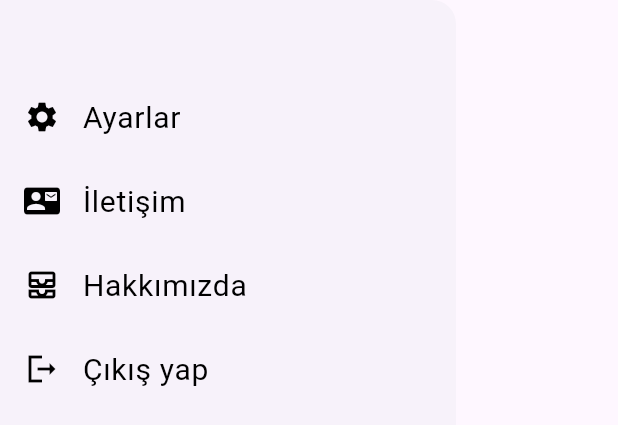
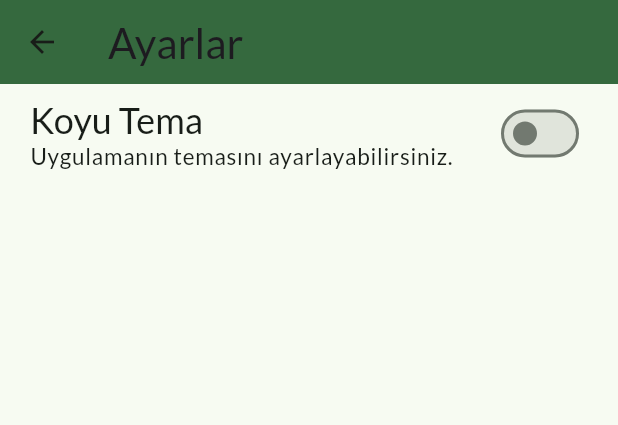
Before and after one commit to ahmetakdmrrr/Tshirt-App, a Flutter app: the Menu widget shown alone on an empty page, opened directly, after a tap on "Ayarlar", on a phone screen of 412 x 824 dp. Shown: the top 425 px of the screen. Run offline on Flutter 3.47's test engine with Material 3 defaults, Android fonts, the light colour scheme and no system bars; our stand-ins replace flutter_bloc, google_fonts; accounts and stored records are empty; network calls fail.

Commit message:
Settings and Dark Mode added.

```diff
--- /dev/null
+++ b/lib/blocs/theme_bloc.dart
@@ -0,0 +1,52 @@
+import 'package:flutter/material.dart';
+import 'package:flutter_bloc/flutter_bloc.dart';
+import 'package:google_fonts/google_fonts.dart';
+
+abstract class ThemeEvent {}
+
+class SetLightTheme extends ThemeEvent {}
+
+class SetDarkTheme extends ThemeEvent {}
+
+abstract class ThemeState {
+  ThemeData get themeData;
+}
+
+class LightThemeState extends ThemeState {
+  @override
+  ThemeData get themeData => ThemeData(
+    useMaterial3: true,
+    colorScheme: ColorScheme.fromSeed(
+      brightness: Brightness.light,
+      seedColor: Colors.green[200]!,
+    ),
+    textTheme: GoogleFonts.latoTextTheme(
+      ThemeData(brightness: Brightness.light).textTheme,
+    ),
+  );
+}
+
+class DarkThemeState extends ThemeState {
+  @override
+  ThemeData get themeData => ThemeData(
+    useMaterial3: true,
+    colorScheme: ColorScheme.fromSeed(
+      brightness: Brightness.dark,
+      seedColor: Colors.green[200]!,
+    ),
+    textTheme: GoogleFonts.latoTextTheme(
+      ThemeData(brightness: Brightness.dark).textTheme,
+    ),
+  );
+}
+
+class ThemeBloc extends Bloc<ThemeEvent, ThemeState> {
+  ThemeBloc() : super(LightThemeState()) {
+    on<SetLightTheme>((event, emit) {
+      emit(LightThemeState());
+    });
+    on<SetDarkTheme>((event, emit) {
+      emit(DarkThemeState());
+    });
+  }
+}
--- a/lib/data.api/t_shirt_api.dart
+++ b/lib/data.api/t_shirt_api.dart
@@ -2,6 +2,7 @@ import 'package:http/http.dart' as http;
 
 class TshirtsApi {
   static Future getproduct() {
-    return http.get("http://10.0.2.2:3000/products" as Uri);
+    final Uri url = Uri.parse("http://10.0.2.2:3000/products");
+    return http.get(url);
   }
 }
--- a/lib/main.dart
+++ b/lib/main.dart
@@ -1,5 +1,7 @@
 import 'package:flutter/material.dart';
-import 'package:t_shirt_app/screens/app_Screen.dart';
+import 'package:flutter_bloc/flutter_bloc.dart';
+import 'package:t_shirt_app/blocs/theme_bloc.dart';
+import 'package:t_shirt_app/screens/app_screen.dart';
 import 'package:t_shirt_app/screens/login_screen.dart';
 import 'package:t_shirt_app/screens/cart_screen.dart';
 
@@ -9,9 +11,15 @@ void main() {
 
 class MyApp extends StatelessWidget {
   const MyApp({super.key});
+
   @override
   Widget build(BuildContext context) {
+    return BlocProvider(
+      create: (context) => ThemeBloc(),
+      child: BlocBuilder<ThemeBloc, ThemeState>(
+        builder: (context, themeState) {
           return MaterialApp(
+            theme: themeState.themeData,
             routes: {
               "/": (BuildContext context) => const AppScreen(),
               "/login": (BuildContext context) => const LoginPage(),
@@ -19,5 +27,8 @@ class MyApp extends StatelessWidget {
             },
             initialRoute: "/login",
           );
+        },
+      ),
+    );
   }
 }
--- a/lib/screens/app_Screen.dart
+++ b/lib/screens/app_Screen.dart
@@ -1,10 +1,12 @@
 import 'package:flutter/material.dart';
 import 'package:t_shirt_app/screens/about_us_Screen.dart';
 import 'package:t_shirt_app/screens/cart_screen.dart';
+import 'package:t_shirt_app/screens/login_screen.dart';
 import 'package:t_shirt_app/screens/profile_screen.dart';
+import 'package:t_shirt_app/screens/settings_screen.dart';
 import 'package:t_shirt_app/widgets/menu/menu.dart';
+import 'package:t_shirt_app/widgets/navigation_menu.dart/navigation_menu.dart';
 import 'package:t_shirt_app/widgets/t_shirt_card.dart';
-import 'package:t_shirt_app/widgets/navigation_menu.dart/navigation_menu.dart';
 
 class AppScreen extends StatefulWidget {
   const AppScreen({super.key});
@@ -25,27 +27,30 @@ class _AppScreenState extends State<AppScreen> {
   Widget _selectedScreen() {
     switch (_selectedIndex) {
       case 0:
-        return const Text('ahmet'); // 'Ekle' ekranı
+        return const Text('Ekle'); // 'Ekle' ekranı
       case 1:
-        return  TshirtCard(); // 'Ana Sayfa' ekranı
+        return const TshirtCard(); // 'Ana Sayfa' ekranı
       case 2:
         return const CartScreen(); // 'Sepet' ekranı
       case 3:
-        return const Profile();
+        return const Profile(); // 'Profil' ekranı
       case 4:
-        return const AboutUs();
+        return const AboutUs(); // 'Hakkımızda' ekranı
       default:
-        return const Text('a'); // Varsayılan ekran
+        return const Text('Varsayılan Ekran'); // Varsayılan ekran
     }
   }
 
   @override
   Widget build(BuildContext context) {
+    final theme = Theme.of(context);
+
     return Scaffold(
       appBar: AppBar(
-        title: const Text('Tişört Mağazam'),
+        title: const Text('T-shirt app'),
         centerTitle: true,
-        backgroundColor: Colors.green[200],
+        backgroundColor: theme
+            .colorScheme.primaryContainer, // Temanın arka plan rengini kullan
       ),
       drawer: const Menu(),
       body: Center(
--- /dev/null
+++ b/lib/screens/settings_screen.dart
@@ -0,0 +1,70 @@
+import 'package:flutter/material.dart';
+import 'package:flutter_bloc/flutter_bloc.dart';
+import 'package:t_shirt_app/blocs/theme_bloc.dart';
+
+class SettingsScreen extends StatefulWidget {
+  const SettingsScreen({super.key});
+
+  @override
+  State<SettingsScreen> createState() => _SettingsScreenState();
+}
+
+class _SettingsScreenState extends State<SettingsScreen> {
+  late bool _themeSet;
+
+  @override
+  void initState() {
+    super.initState();
+    _themeSet = context.read<ThemeBloc>().state is DarkThemeState;
+  }
+
+  @override
+  Widget build(BuildContext context) {
+    final ThemeData theme = Theme.of(context);
+
+    return Scaffold(
+      appBar: AppBar(
+        title: Text(
+          'Ayarlar',
+          style: theme.textTheme.headlineMedium,
+        ),
+        backgroundColor: theme.colorScheme.primary,
+      ),
+      body: Center(
+        child: Column(
+          children: [
+            SwitchListTile(
+              value: _themeSet,
+              onChanged: (isChecked) {
+                setState(() {
+                  _themeSet = isChecked;
+                  if (_themeSet) {
+                    context.read<ThemeBloc>().add(SetDarkTheme());
+                  } else {
+                    context.read<ThemeBloc>().add(SetLightTheme());
+                  }
+                });
+              },
+              title: Text(
+                'Koyu Tema',
+                style: theme.textTheme.titleLarge!.copyWith(
+                  color: theme.colorScheme.onSurface,
+                  fontSize: 24,
+                ),
+              ),
+              subtitle: Text(
+                'Uygulamanın temasını ayarlayabilirsiniz.',
+                style: theme.textTheme.labelMedium!.copyWith(
+                  color: theme.colorScheme.onSurface,
+                  fontSize: 15,
+                ),
+              ),
+              activeColor: theme.colorScheme.secondary,
+              contentPadding: const EdgeInsets.only(left: 20, right: 22),
+            ),
+          ],
+        ),
+      ),
+    );
+  }
+}
--- a/lib/widgets/menu/menu.dart
+++ b/lib/widgets/menu/menu.dart
@@ -1,90 +1,94 @@
 import 'package:flutter/material.dart';
 import 'package:t_shirt_app/screens/about_us_Screen.dart';
 import 'package:t_shirt_app/screens/login_screen.dart';
+import 'package:t_shirt_app/screens/settings_screen.dart';
 
-class Menu extends StatefulWidget {
+class Menu extends StatelessWidget {
   const Menu({super.key});
-  @override
-  State<StatefulWidget> createState() {
-    return _MenuState();
-  }
-}
 
-class _MenuState extends State<Menu> {
   @override
   Widget build(BuildContext context) {
+    final theme = Theme.of(context);
+
+    final isDarkMode = theme.brightness == Brightness.dark;
+    final textColor = isDarkMode
+        ? theme.colorScheme.onBackground
+        : theme.colorScheme.onSurface;
+    final iconColor =
+        isDarkMode ? theme.colorScheme.onBackground : theme.colorScheme.primary;
+    final tileColor =
+        isDarkMode ? theme.colorScheme.surface : theme.colorScheme.background;
+
     return Drawer(
+      backgroundColor: theme.colorScheme.background,
       child: ListView(
         padding: EdgeInsets.zero,
         children: [
           const Padding(padding: EdgeInsets.symmetric(vertical: 25)),
           ListTile(
-              title: const Row(
-                children: [
-                  Icon(Icons.settings, color: Colors.black),
-                  SizedBox(
-                    width: 15,
+            tileColor: tileColor,
+            leading: Icon(Icons.settings, color: iconColor),
+            title: Text(
+              'Ayarlar',
+              style: TextStyle(
+                fontSize: 20,
+                color: textColor,
               ),
-                  Text(
-                    'Ayarlar',
-                    style: TextStyle(fontSize: 20, color: Colors.black),
-                  )
-                ],
             ),
-              onTap: () {}),
+            onTap: () {
+              Navigator.of(context).push(
+                MaterialPageRoute(
+                  builder: (ctx) => const SettingsScreen(),
+                ),
+              );
+            },
+          ),
           ListTile(
-              title: const Row(
-                children: [
-                  Icon(Icons.contact_mail_rounded, color: Colors.black),
-                  SizedBox(
-                    width: 15,
+            tileColor: tileColor,
+            leading: Icon(Icons.contact_mail_rounded, color: iconColor),
+            title: Text(
+              'iletis im',
+              style: TextStyle(
+                fontSize: 20,
+                color: textColor,
               ),
-                  Text(
-                    'İletişim',
-                    style: TextStyle(fontSize: 20, color: Colors.black),
-                  )
-                ],
             ),
-              onTap: () {}),
+            onTap: () {},
+          ),
           ListTile(
-              title: const Row(
-                children: [
-                  Icon(Icons.all_inbox_outlined, color: Colors.black),
-                  SizedBox(
-                    width: 15,
+            tileColor: tileColor,
+            leading: Icon(Icons.all_inbox_outlined, color: iconColor),
+            title: Text(
+              'Hakkımızda',
+              style: TextStyle(
+                fontSize: 20,
+                color: textColor,
               ),
-                  Text(
-                    'Hakkımızda',
-                    style: TextStyle(fontSize: 20, color: Colors.black),
-                  )
-                ],
             ),
             onTap: () {
               Navigator.pushReplacement(
                 context,
                 MaterialPageRoute(builder: (context) => const AboutUs()),
               );
-              }),
+            },
+          ),
           ListTile(
-              title: const Row(
-                children: [
-                  Icon(Icons.logout_sharp, color: Colors.black),
-                  SizedBox(
-                    width: 15,
+            tileColor: tileColor,
+            leading: Icon(Icons.logout_sharp, color: iconColor),
+            title: Text(
+              'Çıkıs yap',
+              style: TextStyle(
+                fontSize: 20,
+                color: textColor,
               ),
-                  Text(
-                    'Çıkış yap',
-                    style: TextStyle(fontSize: 20, color: Colors.black),
-                  )
-                ],
             ),
             onTap: () {
               showDialog(
                 context: context,
                 builder: (BuildContext context) => AlertDialog(
                   title: const Text('Çıkış yap ?'),
-                          content: const Text(
-                              'Çıkış yapmak istediğinize emin misiniz ?'),
+                  content:
+                      const Text('Çıkış yapmak istediğinize emin misiniz ?'),
                   actions: [
                     TextButton(
                       onPressed: () => Navigator.pop(context, 'Cancel'),
@@ -99,8 +103,10 @@ class _MenuState extends State<Menu> {
                       child: const Text('OK'),
                     ),
                   ],
-                        ));
-              }),
+                ),
+              );
+            },
+          ),
         ],
       ),
     );
--- a/lib/widgets/navigation_menu.dart/navigation_menu.dart
+++ b/lib/widgets/navigation_menu.dart/navigation_menu.dart
@@ -17,25 +17,28 @@ class NavigationMenu extends StatefulWidget {
 class _NavigationMenuState extends State<NavigationMenu> {
   @override
   Widget build(BuildContext context) {
+    final theme = Theme.of(context);
+
     return NavigationBar(
-      backgroundColor: const Color.fromARGB(255, 210, 255, 211),
+      backgroundColor: theme.colorScheme.background,
       selectedIndex: widget.selectedIndex,
       onDestinationSelected: widget.onDestinationSelected,
-      destinations: const [
+      destinations: [
         NavigationDestination(
-          icon: Icon(Icons.add),
+          icon: Icon(Icons.add, color: theme.colorScheme.primary),
           label: 'Ekle',
         ),
         NavigationDestination(
-          icon: Icon(Icons.home),
+          icon: Icon(Icons.home, color: theme.colorScheme.onBackground),
           label: 'Ana Sayfa',
         ),
         NavigationDestination(
-          icon: Icon(Icons.shopping_cart),
+          icon: Icon(Icons.shopping_cart, color: theme.iconTheme.color),
           label: 'Sepet',
         ),
         NavigationDestination(
-          icon: Icon(Icons.account_circle),
+          icon:
+              Icon(Icons.account_circle, color: theme.colorScheme.onBackground),
           label: 'Profil',
         ),
       ],
--- a/pubspec.yaml
+++ b/pubspec.yaml
@@ -38,6 +38,8 @@ dependencies:
   cupertino_icons: ^1.0.6
   uuid: ^4.4.0
   intl: ^0.19.0
+  google_fonts: ^6.2.1
+  flutter_bloc: ^8.1.6
 
 dev_dependencies:
   flutter_test:
```
Also changed, not shown: pubspec.lock, 1 other file. Lines whose indentation alone changed are shown as unchanged.
